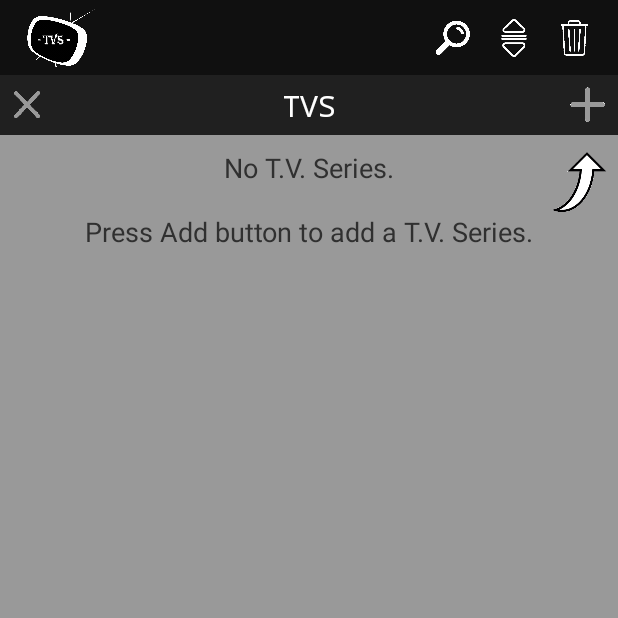
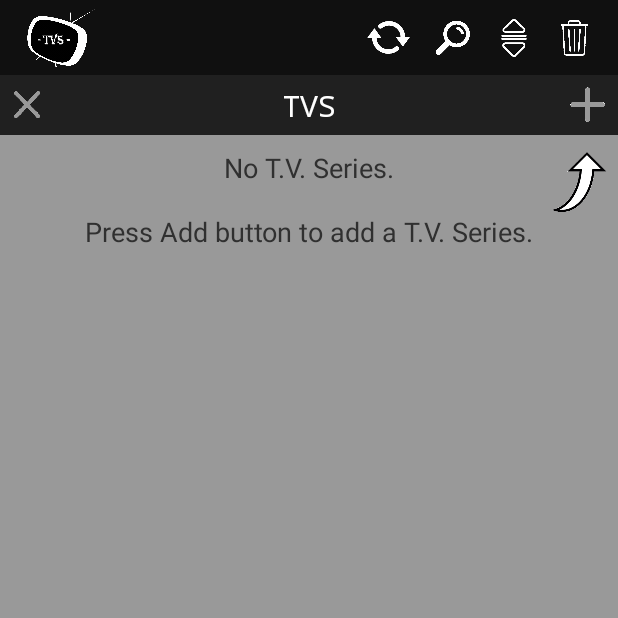
Before and after one commit to danipele/TVS, an Android app: the screen it shows after launch (TVSeriesActivity), on a phone screen of 412 x 824 dp, the top half of it. Run offline under Robolectric (Android 15) with nearby library versions, the light colour scheme and no system bars; our stand-ins replace Room's generated code.

Commit message:
- change update flow

```diff
--- a/app/src/main/AndroidManifest.xml
+++ b/app/src/main/AndroidManifest.xml
@@ -28,7 +28,6 @@
             </intent-filter>
         </activity>
 
-        <service android:name="app.tvs.jobs.UpdateTVSeriesJobService" android:permission="android.permission.BIND_JOB_SERVICE"/>
         <service android:name="app.tvs.jobs.UpdateTVSeriesShortJobService" android:permission="android.permission.BIND_JOB_SERVICE"/>
     </application>
 
--- a/app/src/main/java/app/tvs/activities/StartActivity.java
+++ b/app/src/main/java/app/tvs/activities/StartActivity.java
@@ -13,7 +13,6 @@ import android.preference.PreferenceManager;
 
 import app.tvs.Global;
 import app.tvs.db.Database;
-import app.tvs.jobs.UpdateTVSeriesJobService;
 import app.tvs.jobs.UpdateTVSeriesShortJobService;
 import app.tvseries.R;
 
@@ -26,7 +25,6 @@ public class StartActivity extends Activity {
 
         Global.database = Room.databaseBuilder(this, Database.class, getString(R.string.DbName)).allowMainThreadQueries().fallbackToDestructiveMigration().build();
 
-        scheduleJob(UpdateTVSeriesJobService.class, 1000 * 60 * 60 * 15, getString(R.string.updateTVSeriesJobName), 8915);
         scheduleJob(UpdateTVSeriesShortJobService.class, 1000 * 60 * 60 * 24 * 3, getString(R.string.updateTVSeriesShortJobName), 6253);
 
         new Handler().postDelayed(this::startApp,700);
--- a/app/src/main/java/app/tvs/activities/TVSeriesActivity.java
+++ b/app/src/main/java/app/tvs/activities/TVSeriesActivity.java
@@ -25,6 +25,7 @@ import app.tvs.adapters.SortAdapter;
 import app.tvs.adapters.SearchAdapter;
 import app.tvs.entities.TVSeries;
 import app.tvs.entities.TVSeriesShort;
+import app.tvs.htmlReaderTasks.UpdateIMDBRatingHTMLReaderTask;
 import app.tvs.sorts.LastTimeEpisodeSeenSort;
 import app.tvs.sorts.Sorts;
 import app.tvseries.R;
@@ -43,6 +44,7 @@ public class TVSeriesActivity extends MainActivity {
     private List<TVSeriesShort> searchedForAddTVSeries;
     protected ImageView sortButton;
     protected ImageView searchButton;
+    protected ImageView updateButton;
 
     @Override
     protected void onCreate(Bundle savedInstanceState) {
@@ -66,6 +68,7 @@ public class TVSeriesActivity extends MainActivity {
             openSearchView();
             searchedTVSeries = Global.database.dao().getTVSeries();
         });
+        updateButton.setOnClickListener(v -> new UpdateIMDBRatingHTMLReaderTask(this).execute());
 
         TVSeriesSearchEditText.addTextChangedListener(new TextWatcher() {
             @Override
@@ -130,6 +133,7 @@ public class TVSeriesActivity extends MainActivity {
         updateTotals();
         sortButton.setVisibility(View.VISIBLE);
         searchButton.setVisibility(View.VISIBLE);
+        updateButton.setVisibility(View.VISIBLE);
         if (searchMode) {
             closeSearchView();
             searchMode = false;
@@ -173,6 +177,7 @@ public class TVSeriesActivity extends MainActivity {
         addSearchRecyclerView = findViewById(R.id.addSearchRecyclerView);
         sortButton = findViewById(R.id.sortButton);
         searchButton = findViewById(R.id.searchButton);
+        updateButton = findViewById(R.id.updateButton);
         sortRecycleView = findViewById(R.id.sortRecycleView);
         TVSeriesSearchEditText = TVSeriesSearchView.findViewById(R.id.search_src_text);
         TVSeriesSearchEditText.setTextColor(getColor(R.color.background));
@@ -215,6 +220,7 @@ public class TVSeriesActivity extends MainActivity {
         super.setButtonsClickable(false);
         sortButton.setVisibility(View.INVISIBLE);
         searchButton.setVisibility(View.INVISIBLE);
+        updateButton.setVisibility(View.INVISIBLE);
         super.startDeleteButtonAction();
     }
 
@@ -222,6 +228,7 @@ public class TVSeriesActivity extends MainActivity {
     protected void endDeleteButtonAction() {
         sortButton.setVisibility(View.VISIBLE);
         searchButton.setVisibility(View.VISIBLE);
+        updateButton.setVisibility(View.VISIBLE);
         super.setButtonsClickable(true);
         super.endDeleteButtonAction();
         updateTotals();
@@ -237,6 +244,7 @@ public class TVSeriesActivity extends MainActivity {
         super.setButtonsClickable(bool);
         sortButton.setClickable(bool);
         searchButton.setClickable(bool);
+        updateButton.setClickable(bool);
     }
 
     private void updateTotals() {
--- a/app/src/main/java/app/tvs/db/Dao.java
+++ b/app/src/main/java/app/tvs/db/Dao.java
@@ -28,6 +28,9 @@ public interface Dao {
 
     @Query("select * from TVSeries")
     List<TVSeries> getTVSeries();
+
+    @Query("select * from TVSeries where state = 2")
+    List<TVSeries> getFinishedTVSeries();
 
     @Query("select * from TVSeries order by name asc")
     List<TVSeries> getTVSeriesSortedAscByName();
--- a/app/src/main/java/app/tvs/htmlReaderTasks/HTMLReaderTask.java
+++ b/app/src/main/java/app/tvs/htmlReaderTasks/HTMLReaderTask.java
@@ -49,11 +49,11 @@ public abstract class HTMLReaderTask extends AsyncTask<Void, Void, String> {
 
     abstract protected String getToastMessage();
 
-    private String setFinalMessage() {
+    protected String setFinalMessage() {
         return activity.getString(R.string.added);
     }
 
-    private String setStartMessage() {
+    protected String setStartMessage() {
         return activity.getString(R.string.adding);
     }
 
--- a/app/src/main/res/layout/action_bar_tvseries.xml
+++ b/app/src/main/res/layout/action_bar_tvseries.xml
@@ -13,6 +13,21 @@
         app:layout_constraintStart_toStartOf="parent"
         app:layout_constraintTop_toTopOf="parent"
         app:srcCompat="@drawable/tvs_icon" />
+
+    <ImageView
+        android:id="@+id/updateButton"
+        android:layout_width="30dp"
+        android:layout_height="30dp"
+        android:layout_marginBottom="8dp"
+        android:layout_marginTop="8dp"
+        android:layout_marginEnd="15dp"
+        android:visibility="invisible"
+        android:contentDescription="@string/update"
+        android:background="@drawable/ripple_style"
+        android:src="@drawable/update"
+        app:layout_constraintBottom_toBottomOf="parent"
+        app:layout_constraintEnd_toStartOf="@+id/searchButton"
+        app:layout_constraintTop_toTopOf="parent"/>
 
     <ImageView
         android:id="@+id/searchButton"
--- a/app/src/main/res/values/strings.xml
+++ b/app/src/main/res/values/strings.xml
@@ -40,6 +40,7 @@
     <string name="episodeItemAirdateFinder">&lt;div class=\"airdate\"&gt;</string>
     <string name="episodeItemAirdatePattern">(\\d{4})</string>
     <string name="addingSeasonError">Unable to add season. Check the network connection and try again.</string>
+    <string name="updateTVSeriesError">Unable to update TVSeries. Check the network connection and try again.</string>
     <string name="sharingTVSeriesId">TVSERIES_ID</string>
     <string name="sharingSeasonId">SEASON_ID</string>
     <string name="DbName">TVSeriesDB</string>
@@ -104,7 +105,7 @@
     <string name="genreLinkFinder">\"genre\":</string>
     <string name="genreLinkStopper">\]\,</string>
     <string name="episodeHeaderFormat">%s - S%d</string>
-    <string name="updateTVSeriesJobName">updateTVSeriesJob8915</string>
+    <string name="updateTVSeriesJobName">updateTVSeriesJob5362</string>
     <string name="updateTVSeriesShortJobName">updateTVSeriesShortJob6253</string>
     <string name="percent">%</string>
     <string name="searchEditTextHint">Search a T.V. Series</string>
@@ -141,4 +142,9 @@
     <string name="dbNotUpdated">TVS database couldn\'t be updated</string>
     <string name="minusForYears">–</string>
     <string name="onlyOneGenreFinder">\"genre\": \"(.*)\"</string>
+    <string name="update">update</string>
+    <string name="updating">Updating&#8230;</string>
+    <string name="updated">Updated</string>
+    <string name="nothingToUpdate">Nothing to update</string>
+    <string name="clickToUpdate">Click on the state below to update</string>
 </resources>
```
Also changed, not shown: app/src/main/java/app/tvs/adapters/TVSeriesAdapter.java (+7 -1 lines), app/src/main/java/app/tvs/htmlReaderTasks/UpdateIMDBRatingHTMLReaderTask.java (added, +52 -0 lines), app/src/main/java/app/tvs/htmlReaderTasks/UpdateTVSeriesHTMLReaderTask.java (added, +45 -0 lines), app/src/main/java/app/tvs/jobs/UpdateTVSeriesJobService.java (deleted, +0 -32 lines), app/src/main/java/app/tvs/services/UpdateTVSeriesService.java (+40 -39 lines), app/src/main/res/layout/element.xml (+16 -0 lines), app/src/main/res/drawable/update.png (added).
